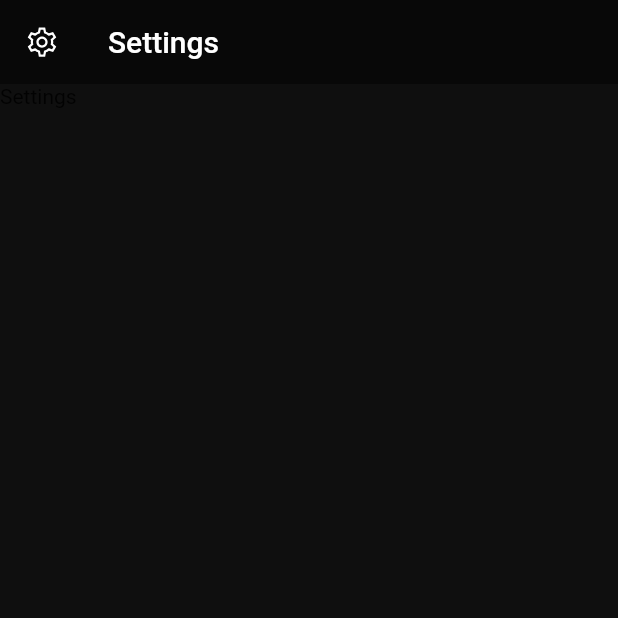
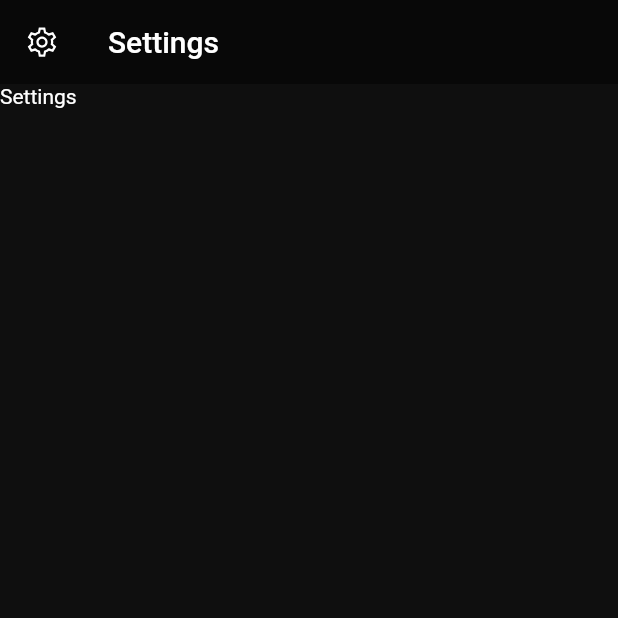
Before and after one commit to crxssed7/core_reader, a Flutter app: the screen it shows after launch, item 4 of the bottom bar chosen, on a phone screen of 412 x 824 dp, the top half of it. Run offline on Flutter 3.47's test engine with Material 2 defaults, Android fonts, the light colour scheme and no system bars; drawn by our look-alikes of google_nav_bar; our stand-ins replace line_icons; network calls fail.

Commit message:
theming tweaks and minor tweaks

```diff
--- a/lib/src/app.dart
+++ b/lib/src/app.dart
@@ -14,13 +14,39 @@ class HomePage extends StatefulWidget {
 }
 
 class _HomePageState extends State<HomePage> {
-  List screens = [const ComicsPage(), const MangaPage(), const DiscoverPage(), const SettingsPage()];
+  List screens = [
+    const ComicsPage(),
+    const MangaPage(),
+    const DiscoverPage(),
+    const SettingsPage()
+  ];
   int currentScreen = 0;
 
   // This widget is the root of your application.
   @override
   Widget build(BuildContext context) {
     return MaterialApp(
+      theme: ThemeData(
+          brightness: Brightness.dark,
+          primaryColor: const Color.fromARGB(255, 8, 8, 8),
+          colorScheme: const ColorScheme(
+            brightness: Brightness.dark,
+            primary: Colors.white,
+            onPrimary: Color.fromARGB(255, 8, 8, 8),
+            secondary: Color.fromARGB(255, 8, 8, 8),
+            onSecondary: Colors.white,
+            error: Colors.red,
+            onError: Colors.white,
+            background: Color.fromARGB(255, 15, 15, 15),
+            onBackground: Colors.white,
+            surface: Colors.black,
+            onSurface: Colors.white,
+          ),
+        appBarTheme: const AppBarTheme(
+          backgroundColor: Color.fromARGB(255, 8, 8, 8),
+          foregroundColor: Colors.white,
+        )
+      ),
       home: Scaffold(
         bottomNavigationBar: SafeArea(
             child: Container(
@@ -54,8 +80,7 @@ class _HomePageState extends State<HomePage> {
               hoverColor: Colors.grey,
             ),
           ),
-          )
-        ),
+        )),
         body: screens[currentScreen],
       ),
     );
--- a/lib/src/views/pages/comics.dart
+++ b/lib/src/views/pages/comics.dart
@@ -20,10 +20,9 @@ class _ComicsPageState extends State<ComicsPage> {
           "Comics",
         ),
         elevation: 0,
-        backgroundColor: const Color.fromARGB(255, 8, 8, 8),
       ),
       body: const Text("Comics"),
-      backgroundColor: const Color.fromARGB(255, 15, 15, 15),
+      backgroundColor: Theme.of(context).colorScheme.background,
     );
   }
 }
--- a/lib/src/views/pages/manga.dart
+++ b/lib/src/views/pages/manga.dart
@@ -20,10 +20,9 @@ class _MangaPageState extends State<MangaPage> {
           "Manga",
         ),
         elevation: 0,
-        backgroundColor: const Color.fromARGB(255, 8, 8, 8),
       ),
       body: const Text("Manga"),
-      backgroundColor: const Color.fromARGB(255, 15, 15, 15),
+      backgroundColor: Theme.of(context).colorScheme.background,
     );
   }
 }
--- a/lib/src/views/pages/settings.dart
+++ b/lib/src/views/pages/settings.dart
@@ -20,10 +20,9 @@ class _SettingsPageState extends State<SettingsPage> {
           "Settings",
         ),
         elevation: 0,
-        backgroundColor: const Color.fromARGB(255, 8, 8, 8),
       ),
       body: const Text("Settings"),
-      backgroundColor: const Color.fromARGB(255, 15, 15, 15),
+      backgroundColor: Theme.of(context).colorScheme.background,
     );
   }
 }
```
Also changed, not shown: lib/src/views/activity/source.dart (+47 -5 lines), lib/src/views/pages/discover.dart (+10 -6 lines), lib/src/views/widgets/widgets.dart (+6 -3 lines). Lines whose indentation alone changed are shown as unchanged.
